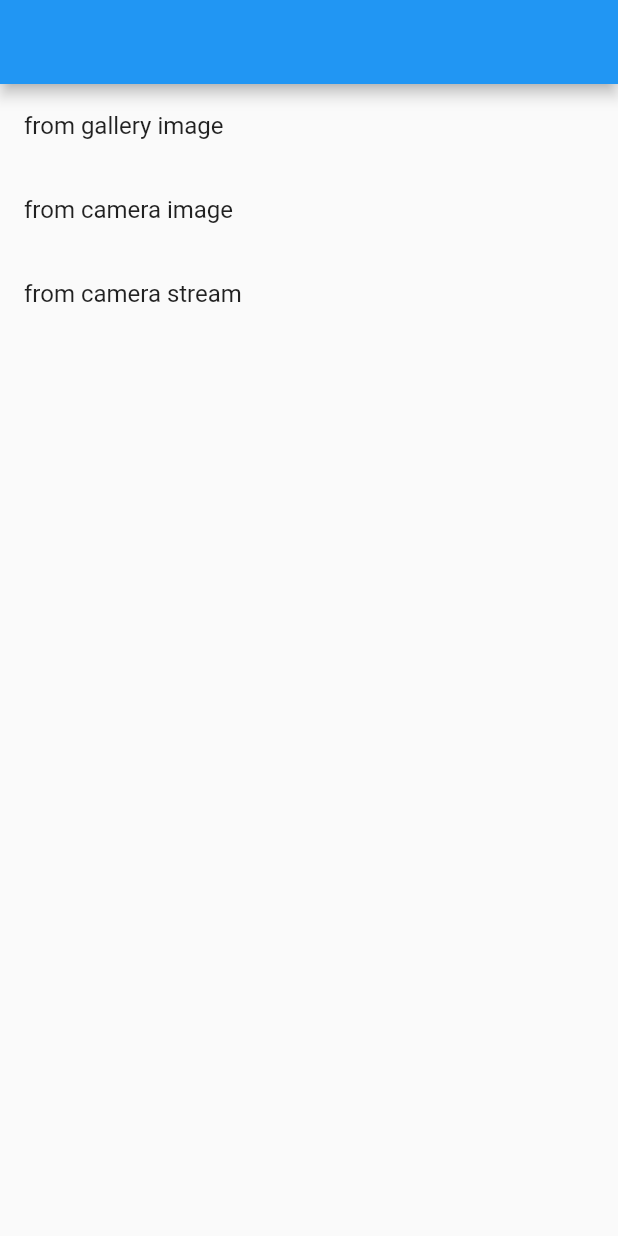
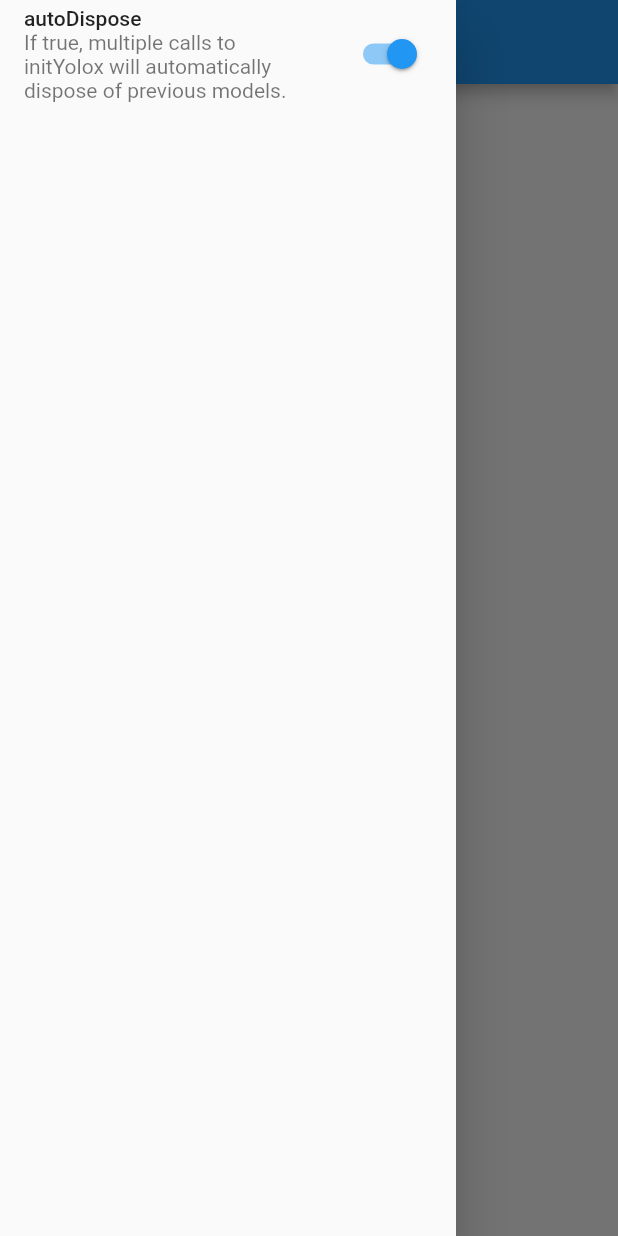
Before and after one commit to KoheiKanagu/ncnn_yolox_flutter, a Flutter app: the screen it shows after launch, with the side drawer open (before the commit the screen has no drawer), on a phone screen of 412 x 824 dp. Run offline on Flutter 3.47's test engine with Material 2 defaults, Android fonts, the phone set to English and light mode, and no system bars; our stand-ins replace camera, freezed_annotation, hooks_riverpod, image_picker; missing offline and left inert: dart:ffi.

Commit message:
feat: Added option to autoDispose recently loaded model. (#76)

```diff
--- a/example/lib/pages/my_home_page.dart
+++ b/example/lib/pages/my_home_page.dart
@@ -1,6 +1,7 @@
 import 'package:flutter/material.dart';
 import 'package:hooks_riverpod/hooks_riverpod.dart';
 import 'package:image_picker/image_picker.dart';
+import 'package:ncnn_yolox_flutter_example/pages/my_home_page_drawer.dart';
 import 'package:ncnn_yolox_flutter_example/pages/preview_page.dart';
 import 'package:ncnn_yolox_flutter_example/providers/my_camera_controller.dart';
 import 'package:ncnn_yolox_flutter_example/providers/ncnn_yolox_controller.dart';
@@ -14,6 +15,7 @@ class MyHomePage extends HookConsumerWidget {
   Widget build(BuildContext context, WidgetRef ref) {
     return Scaffold(
       appBar: AppBar(),
+      drawer: const MyHomePageDrawer(),
       body: ListView(
         children: [
           ListTile(
--- /dev/null
+++ b/example/lib/pages/my_home_page_drawer.dart
@@ -0,0 +1,33 @@
+import 'package:flutter/material.dart';
+import 'package:hooks_riverpod/hooks_riverpod.dart';
+import 'package:ncnn_yolox_flutter_example/providers/ncnn_yolox_options.dart';
+
+class MyHomePageDrawer extends HookConsumerWidget {
+  const MyHomePageDrawer({
+    super.key,
+  });
+
+  @override
+  Widget build(BuildContext context, WidgetRef ref) {
+    return Drawer(
+      child: ListView(
+        children: [
+          SwitchListTile.adaptive(
+            title: const Text('autoDispose'),
+            subtitle: const Text(
+              // ignore: lines_longer_than_80_chars
+              'If true, multiple calls to initYolox will automatically dispose of previous models.',
+            ),
+            value: ref.watch(ncnnYoloxOptions).autoDispose,
+            onChanged: (value) {
+              ref.read(ncnnYoloxOptions.notifier).state =
+                  ref.read(ncnnYoloxOptions).copyWith(
+                        autoDispose: value,
+                      );
+            },
+          ),
+        ],
+      ),
+    );
+  }
+}
--- a/example/lib/providers/ncnn_yolox_controller.dart
+++ b/example/lib/providers/ncnn_yolox_controller.dart
@@ -9,6 +9,7 @@ import 'package:hooks_riverpod/hooks_riverpod.dart';
 import 'package:ncnn_yolox_flutter/models/models.dart';
 import 'package:ncnn_yolox_flutter/ncnn_yolox.dart';
 import 'package:ncnn_yolox_flutter_example/providers/my_camera_controller.dart';
+import 'package:ncnn_yolox_flutter_example/providers/ncnn_yolox_options.dart';
 
 final ncnnYoloxController =
     StateNotifierProvider<NcnnYoloxController, List<YoloxResults>>(
@@ -30,6 +31,7 @@ class NcnnYoloxController extends StateNotifier<List<YoloxResults>> {
     await _ncnnYolox.initYolox(
       modelPath: 'assets/yolox/yolox.bin',
       paramPath: 'assets/yolox/yolox.param',
+      autoDispose: _read(ncnnYoloxOptions).autoDispose,
     );
   }
 
--- /dev/null
+++ b/example/lib/providers/ncnn_yolox_options.dart
@@ -0,0 +1,16 @@
+import 'package:freezed_annotation/freezed_annotation.dart';
+import 'package:hooks_riverpod/hooks_riverpod.dart';
+
+part 'ncnn_yolox_options.freezed.dart';
+
+@freezed
+class NcnnYoloxOptions with _$NcnnYoloxOptions {
+  const factory NcnnYoloxOptions({
+    @Default(true) bool autoDispose,
+  }) = _NcnnYoloxOptions;
+}
+
+final ncnnYoloxOptions = StateProvider(
+  (ref) => const NcnnYoloxOptions(),
+  name: 'ncnnYoloxOptions',
+);
--- a/example/pubspec.yaml
+++ b/example/pubspec.yaml
@@ -10,6 +10,7 @@ dependencies:
   camera: ^0.10.0+4
   flutter:
     sdk: flutter
+  freezed_annotation: ^2.2.0
   hooks_riverpod: ^2.0.0-dev.9
   image: ^3.2.2
   image_picker: ^0.8.6
@@ -17,8 +18,10 @@ dependencies:
     path: ../
 
 dev_dependencies:
+  build_runner: ^2.3.2
   flutter_test:
     sdk: flutter
+  freezed: ^2.2.1
   pedantic_mono: ^1.20.0
 
 flutter:
--- a/lib/ncnn_yolox.dart
+++ b/lib/ncnn_yolox.dart
@@ -80,6 +80,10 @@ typedef _DetectWithImagePathYolox = Pointer<Utf8> Function(
   Pointer<Utf8> imagePath,
 );
 
+typedef _DisposeYoloxNative = Void Function();
+
+typedef _DisposeYolox = void Function();
+
 typedef _InitYoloxNative = Void Function(
   Pointer<Utf8> modelPath,
   Pointer<Utf8> paramPath,
@@ -104,6 +108,8 @@ class NcnnYolox {
         dynamicLibrary.lookupFunction<_Rgb2rgbaNative, _Rgb2rgba>('rgb2rgba');
     _kannaRotateFunction = dynamicLibrary
         .lookupFunction<_KannaRotateNative, _KannaRotate>('kannaRotate');
+    _disposeYoloxFunction = dynamicLibrary
+        .lookupFunction<_DisposeYoloxNative, _DisposeYolox>("disposeYolox");
     _initYoloxFunction = dynamicLibrary
         .lookupFunction<_InitYoloxNative, _InitYolox>('initYolox');
   }
@@ -117,6 +123,7 @@ class NcnnYolox {
   late _Yuv420sp2rgb _yuv420sp2rgbFunction;
   late _Rgb2rgba _rgb2rgbaFunction;
   late _KannaRotate _kannaRotateFunction;
+  late _DisposeYolox _disposeYoloxFunction;
   late _InitYolox _initYoloxFunction;
 
   /// Initialize YOLOX
@@ -124,10 +131,16 @@ class NcnnYolox {
   ///
   /// - [modelPath] - path to model file. like "assets/yolox.bin"
   /// - [paramPath] - path to parameter file. like "assets/yolox.param"
+  /// - [autoDispose] - If true, multiple calls to initYolox will automatically dispose of recently loaded model.
   Future<void> initYolox({
     required String modelPath,
     required String paramPath,
+    bool autoDispose = true,
   }) async {
+    if (autoDispose) {
+      dispose();
+    }
+
     final tempModelPath = (await _copy(modelPath)).toNativeUtf8();
     final tempParamPath = (await _copy(paramPath)).toNativeUtf8();
 
@@ -138,6 +151,11 @@ class NcnnYolox {
     calloc
       ..free(tempModelPath)
       ..free(tempParamPath);
+  }
+
+  /// Dispose of the recently loaded YOLOX model.
+  void dispose() {
+    _disposeYoloxFunction();
   }
 
   Future<String> _copy(String assetsPath) async {
```
Also changed, not shown: example/lib/providers/ncnn_yolox_options.freezed.dart (added), example/pubspec.lock, 2 other files.
